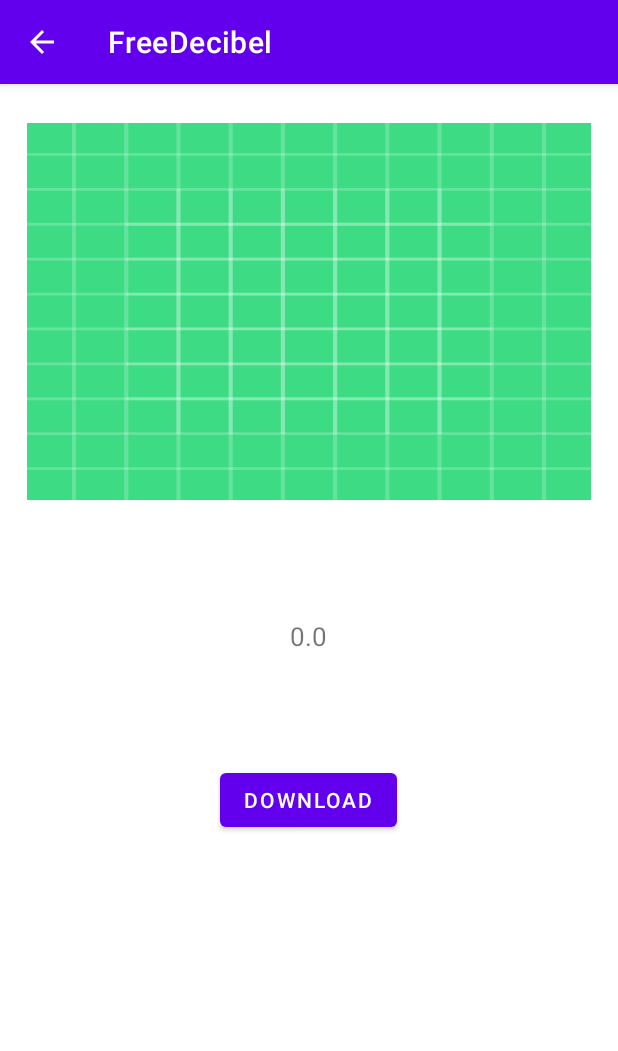
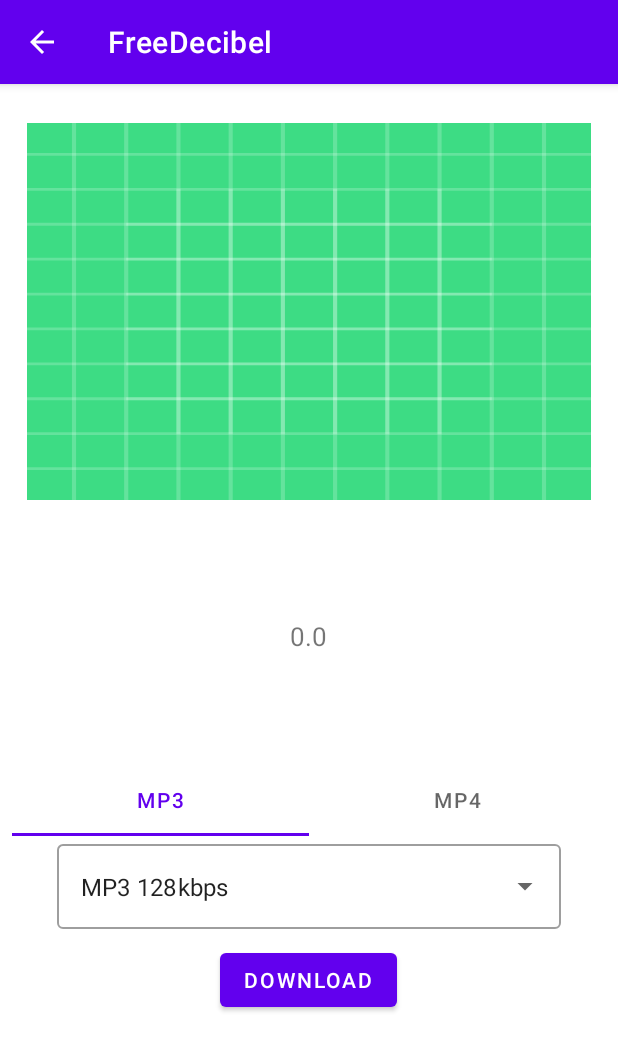
Before and after one commit to MogodanCristian/FreeDecibel, an Android app: the YTItemActivity screen opened directly, with no data from a screen before it, on a phone screen of 412 x 824 dp. Shown: the top 1051 px of the screen. Run offline under Robolectric (Android 15) with nearby library versions, the phone set to English and light mode, and no system bars; our stand-ins replace Picasso; libraries missing offline, so code that uses them is left out: com.jakewharton.picasso; pictures from the network do not load; 1 statement that could not run was skipped.

Commit message:
[BIG UPDATE] TabLayout MP3/MP4 Fragments added

```diff
--- a/app/build.gradle
+++ b/app/build.gradle
@@ -23,6 +23,10 @@ android {
         }
     }
 
+    buildFeatures {
+        viewBinding true
+    }
+
     dataBinding {
         enabled true;
     }
@@ -42,6 +46,7 @@ dependencies {
     implementation 'com.squareup.retrofit2:retrofit:2.3.0'
     implementation 'com.squareup.retrofit2:converter-gson:2.3.0'
     implementation 'com.jakewharton.picasso:picasso2-okhttp3-downloader:1.1.0'
+    implementation 'androidx.legacy:legacy-support-v4:1.0.0'
 
     testImplementation 'junit:junit:4.+'
     androidTestImplementation 'androidx.test.ext:junit:1.1.3'
--- a/app/src/main/java/com/steelparrot/freedecibel/YTItemActivity.java
+++ b/app/src/main/java/com/steelparrot/freedecibel/YTItemActivity.java
@@ -1,33 +1,35 @@
 package com.steelparrot.freedecibel;
 
 import androidx.appcompat.app.AppCompatActivity;
+import androidx.fragment.app.Fragment;
+import androidx.fragment.app.FragmentManager;
+import androidx.viewpager2.widget.ViewPager2;
 
 import android.content.Intent;
 import android.os.Bundle;
+import android.view.View;
+import android.widget.Button;
 import android.widget.ImageView;
 import android.widget.TextView;
 import android.widget.Toast;
 
+import com.google.android.material.tabs.TabLayout;
 import com.jakewharton.picasso.OkHttp3Downloader;
 import com.squareup.picasso.Picasso;
 import com.steelparrot.freedecibel.adapter.CustomAdapter;
+import com.steelparrot.freedecibel.adapter.FragmentAdapter;
 
 public class YTItemActivity extends AppCompatActivity {
-
-//    Intent intent = new Intent(mContext, YTItemActivity.class);
-//                intent.putExtra("url", currItem.getM_url());
-//                intent.putExtra("title", currItem.getM_title());
-//                intent.putExtra("thumbnail", R.id.thumbnailImage);
-//                intent.putExtra("duration", currItem.getM_duration());
-//                intent.putExtra("views", currItem.getM_views());
-//                intent.putExtra("uploader", currItem.getM_uploader());
-//                intent.putExtra("time_upload", currItem.getM_time_upload());
 
     private ImageView mImageView;
     private TextView mTitle, mUploader, mDuration, mViews, mTimeUpload;
 
     private String url, title, duration, uploader, time_upload, thumbnail;
     private int views;
+
+    TabLayout tabLayout;
+    ViewPager2 pager2;
+    FragmentAdapter adapter;
 
     @Override
     protected void onCreate(Bundle savedInstanceState) {
@@ -41,10 +43,38 @@ public class YTItemActivity extends AppCompatActivity {
         mViews = findViewById(R.id.Views);
         mTimeUpload = findViewById(R.id.Time_upload);
 
+        tabLayout = findViewById(R.id.tab_layout);
+        pager2 = findViewById(R.id.view_pager);
+
+        FragmentManager fm = getSupportFragmentManager();
+        adapter = new FragmentAdapter(fm, getLifecycle());
+        pager2.setAdapter(adapter);
+
+        tabLayout.addTab(tabLayout.newTab().setText("MP3"));
+        tabLayout.addTab(tabLayout.newTab().setText("MP4"));
+
+        tabLayout.addOnTabSelectedListener(new TabLayout.OnTabSelectedListener() {
+            @Override
+            public void onTabSelected(TabLayout.Tab tab) {
+                pager2.setCurrentItem(tab.getPosition());
+            }
+
+            @Override
+            public void onTabUnselected(TabLayout.Tab tab) { }
+
+            @Override
+            public void onTabReselected(TabLayout.Tab tab) { }
+        });
+
+        pager2.registerOnPageChangeCallback(new ViewPager2.OnPageChangeCallback() {
+            @Override
+            public void onPageSelected(int position) {
+                tabLayout.selectTab(tabLayout.getTabAt(position));
+            }
+        });
 
         getData();
         bindDataLayout();
-
     }
 
     private void getData() {
--- /dev/null
+++ b/app/src/main/java/com/steelparrot/freedecibel/adapter/FragmentAdapter.java
@@ -0,0 +1,31 @@
+package com.steelparrot.freedecibel.adapter;
+
+import androidx.annotation.NonNull;
+import androidx.fragment.app.Fragment;
+import androidx.fragment.app.FragmentManager;
+import androidx.lifecycle.Lifecycle;
+import androidx.viewpager2.adapter.FragmentStateAdapter;
+
+import com.steelparrot.freedecibel.fragments.MP3;
+import com.steelparrot.freedecibel.fragments.MP4;
+
+public class FragmentAdapter extends FragmentStateAdapter {
+    public FragmentAdapter(@NonNull FragmentManager fragmentManager, @NonNull Lifecycle lifecycle) {
+        super(fragmentManager, lifecycle);
+    }
+
+    @NonNull
+    @Override
+    public Fragment createFragment(int position) {
+        if (position == 1) {
+            return new MP4();
+        } else {
+            return new MP3();
+        }
+    }
+
+    @Override
+    public int getItemCount() {
+        return 2;
+    }
+}
--- /dev/null
+++ b/app/src/main/java/com/steelparrot/freedecibel/fragments/MP3.java
@@ -0,0 +1,86 @@
+package com.steelparrot.freedecibel.fragments;
+
+import android.os.Bundle;
+
+import androidx.fragment.app.Fragment;
+import androidx.fragment.app.FragmentActivity;
+
+import android.view.LayoutInflater;
+import android.view.View;
+import android.view.ViewGroup;
+import android.widget.ArrayAdapter;
+import android.widget.AutoCompleteTextView;
+import android.widget.Button;
+import android.widget.Toast;
+
+import com.steelparrot.freedecibel.R;
+
+/**
+ * A simple {@link Fragment} subclass.
+ * Use the {@link MP3#newInstance} factory method to
+ * create an instance of this fragment.
+ */
+public class MP3 extends Fragment {
+
+    // TODO: Rename parameter arguments, choose names that match
+    // the fragment initialization parameters, e.g. ARG_ITEM_NUMBER
+    private static final String ARG_PARAM1 = "param1";
+    private static final String ARG_PARAM2 = "param2";
+
+    // TODO: Rename and change types of parameters
+    private String mParam1;
+    private String mParam2;
+    private AutoCompleteTextView mAutoCompleteTextView;
+    private Button mDownloadMP3;
+
+    public MP3() { }
+
+    /**
+     * Use this factory method to create a new instance of
+     * this fragment using the provided parameters.
+     *
+     * @param param1 Parameter 1.
+     * @param param2 Parameter 2.
+     * @return A new instance of fragment MP3.
+     */
+    // TODO: Rename and change types and number of parameters
+    public static MP3 newInstance(String param1, String param2) {
+        MP3 fragment = new MP3();
+        Bundle args = new Bundle();
+        args.putString(ARG_PARAM1, param1);
+        args.putString(ARG_PARAM2, param2);
+        fragment.setArguments(args);
+        return fragment;
+    }
+
+    @Override
+    public void onCreate(Bundle savedInstanceState) {
+        super.onCreate(savedInstanceState);
+        if (getArguments() != null) {
+            mParam1 = getArguments().getString(ARG_PARAM1);
+            mParam2 = getArguments().getString(ARG_PARAM2);
+        }
+    }
+
+    @Override
+    public View onCreateView(LayoutInflater inflater, ViewGroup container,
+                             Bundle savedInstanceState) {
+        // Inflate the layout for this fragment
+        View binding = inflater.inflate(R.layout.fragment_mp3, container, false);
+        String[] qualities = getResources().getStringArray(R.array.Qualities);
+        ArrayAdapter arrayAdapter = new ArrayAdapter(requireContext(), R.layout.dropdown_item, qualities);
+
+        mAutoCompleteTextView = binding.findViewById(R.id.autoCompleteTextView);
+        mAutoCompleteTextView.setAdapter(arrayAdapter);
+
+        mDownloadMP3 = binding.findViewById(R.id.button_mp3);
+        mDownloadMP3.setOnClickListener(new View.OnClickListener() {
+            @Override
+            public void onClick(View view) {
+                Toast.makeText(getContext(), "Se descarca imediat, boss! Te pup!", Toast.LENGTH_SHORT).show();
+            }
+        });
+
+        return binding.getRootView();
+    }
+}
--- /dev/null
+++ b/app/src/main/res/drawable/ic_rate.xml
@@ -0,0 +1,10 @@
+<vector xmlns:android="http://schemas.android.com/apk/res/android"
+    android:width="24dp"
+    android:height="24dp"
+    android:viewportWidth="24"
+    android:viewportHeight="24"
+    android:tint="?attr/colorControlNormal">
+  <path
+      android:fillColor="@android:color/white"
+      android:pathData="M12,3v10.55c-0.59,-0.34 -1.27,-0.55 -2,-0.55 -2.21,0 -4,1.79 -4,4s1.79,4 4,4 4,-1.79 4,-4V7h4V3h-6z"/>
+</vector>
--- a/app/src/main/res/layout/activity_ytitem.xml
+++ b/app/src/main/res/layout/activity_ytitem.xml
@@ -4,7 +4,7 @@
     xmlns:tools="http://schemas.android.com/tools"
     android:layout_width="match_parent"
     android:layout_height="match_parent"
-    tools:context=".YTItemActivity" >
+    tools:context=".YTItemActivity">
 
     <LinearLayout
         android:layout_width="match_parent"
@@ -27,25 +27,28 @@
             android:layout_alignParentTop="true"
             android:layout_alignParentEnd="true"
             android:layout_marginHorizontal="10dp"
+            android:layout_marginTop="10dp"
             android:layout_marginBottom="25dp"
-            android:layout_marginTop="10dp"
             android:scaleType="fitXY" />
 
         <LinearLayout
             android:id="@+id/YTItemInfo"
             android:layout_width="match_parent"
             android:layout_height="wrap_content"
-            android:orientation="vertical"
-            android:layout_marginBottom="25dp">
+            android:layout_marginLeft="10dp"
+            android:layout_marginRight="10dp"
+            android:layout_marginBottom="25dp"
+            android:orientation="vertical">
 
             <TextView
                 android:id="@+id/Title"
                 android:layout_width="wrap_content"
                 android:layout_height="wrap_content"
+                android:layout_gravity="center"
                 android:text="Title"
+                android:textAlignment="center"
                 android:textSize="22dp"
-                android:textStyle="bold"
-                android:layout_gravity="center" />
+                android:textStyle="bold" />
 
             <LinearLayout
                 android:id="@+id/YTItemDetails"
@@ -57,47 +60,50 @@
                     android:id="@+id/Uploader"
                     android:layout_width="wrap_content"
                     android:layout_height="wrap_content"
+                    android:layout_gravity="center"
                     android:layout_weight="1"
                     android:text="Uploader"
-                    android:textSize="17dp"
-                    android:layout_gravity="center"/>
+                    android:textSize="17dp" />
 
                 <TextView
                     android:id="@+id/Views"
                     android:layout_width="wrap_content"
                     android:layout_height="wrap_content"
+                    android:layout_gravity="center"
                     android:layout_weight="1"
                     android:text="Views"
-                    android:textSize="17dp"
-                    android:layout_gravity="center"/>
+                    android:textSize="17dp" />
 
                 <TextView
                     android:id="@+id/Time_upload"
                     android:layout_width="wrap_content"
                     android:layout_height="wrap_content"
+                    android:layout_gravity="center"
                     android:layout_weight="1"
                     android:text="Time_Upload"
-                    android:textSize="17dp"
-                    android:layout_gravity="center"/>
+                    android:textSize="17dp" />
 
                 <TextView
                     android:id="@+id/Duration"
                     android:layout_width="wrap_content"
                     android:layout_height="wrap_content"
-                    android:textSize="17dp"
+                    android:layout_gravity="center"
                     android:text="Duration"
-                    android:layout_gravity="center"/>
+                    android:textSize="17dp" />
 
             </LinearLayout>
 
         </LinearLayout>
 
-        <Button
-            android:id="@+id/download_button"
-            android:layout_width="wrap_content"
-            android:layout_height="wrap_content"
-            android:text="Download"
-            android:layout_gravity="center" />
+        <com.google.android.material.tabs.TabLayout
+            android:id="@+id/tab_layout"
+            android:layout_width="match_parent"
+            android:layout_height="wrap_content" />
+
+        <androidx.viewpager2.widget.ViewPager2
+            android:id="@+id/view_pager"
+            android:layout_width="match_parent"
+            android:layout_height="wrap_content" />
 
     </LinearLayout>
 
--- /dev/null
+++ b/app/src/main/res/layout/fragment_mp3.xml
@@ -0,0 +1,40 @@
+<?xml version="1.0" encoding="utf-8"?>
+<FrameLayout xmlns:android="http://schemas.android.com/apk/res/android"
+    xmlns:app="http://schemas.android.com/apk/res-auto"
+    xmlns:tools="http://schemas.android.com/tools"
+    android:layout_width="match_parent"
+    android:layout_height="match_parent"
+    tools:context=".fragments.MP3">
+
+    <!-- TODO: Update blank fragment layout -->
+
+
+    <com.google.android.material.textfield.TextInputLayout
+        style="@style/Widget.MaterialComponents.TextInputLayout.OutlinedBox.ExposedDropdownMenu"
+        android:layout_width="match_parent"
+        android:layout_height="wrap_content">
+
+        <AutoCompleteTextView
+            android:id="@+id/autoCompleteTextView"
+            android:layout_width="match_parent"
+            android:layout_height="match_parent"
+            android:layout_weight="1"
+            android:text="MP3 128kbps"
+            android:layout_marginLeft="30dp"
+            android:layout_marginRight="30dp"
+            android:layout_marginTop="10dp"
+            android:inputType="none" />
+<!--        android:hint="Rate"-->
+<!--        app:startIconDrawable="@drawable/ic_rate"/>-->
+
+        <Button
+            android:id="@+id/button_mp3"
+            android:layout_width="wrap_content"
+            android:layout_height="wrap_content"
+            android:layout_weight="1"
+            android:text="Download"
+            android:layout_gravity="center"
+            android:layout_marginTop="10dp"/>
+
+    </com.google.android.material.textfield.TextInputLayout>
+</FrameLayout>
--- a/app/src/main/res/values/strings.xml
+++ b/app/src/main/res/values/strings.xml
@@ -1,3 +1,12 @@
 <resources>
     <string name="app_name">FreeDecibel</string>
+    <!-- TODO: Remove or change this placeholder text -->
+    <string name="hello_blank_fragment">Hello blank fragment</string>
+    <string-array name="Qualities">
+        <item>MP3 64kbps</item>
+        <item>MP3 128kbps</item>
+        <item>MP3 192kbps</item>
+        <item>MP3 256kbps</item>
+        <item>MP3 320kbps</item>
+    </string-array>
 </resources>
```
Also changed, not shown: app/src/main/java/com/steelparrot/freedecibel/fragments/MP4.java (added, +80 -0 lines), app/src/main/res/layout/dropdown_item.xml (added, +9 -0 lines), app/src/main/res/layout/fragment_mp4.xml (added, +18 -0 lines).
